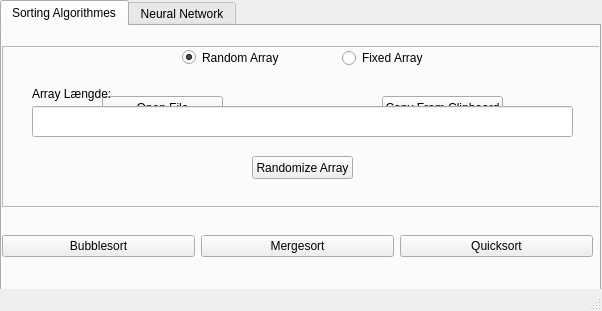
Qt form gui.ui (Rasmus3650/eksamen) before a commit.
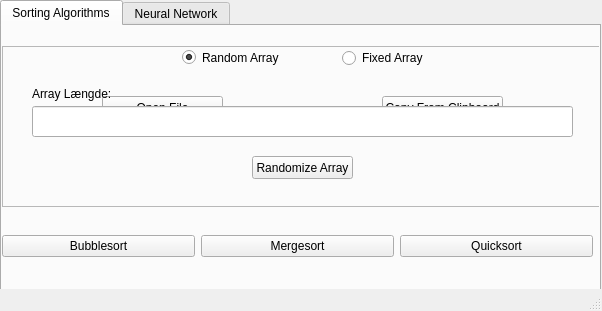
The same form after that commit.

Commit message: Skrevet komments i main

```diff
--- a/gui.ui
+++ b/gui.ui
@@ -31,7 +31,7 @@
     </property>
     <widget class="QWidget" name="sorting">
      <attribute name="title">
-      <string notr="true">Sorting Algorithmes</string>
+      <string notr="true">Sorting Algorithms</string>
      </attribute>
      <widget class="QRadioButton" name="radioRandom">
       <property name="geometry">
```
Left out of the diff: 2 changed lines with no effect on the pictures. The commit also changes 2 other files.
